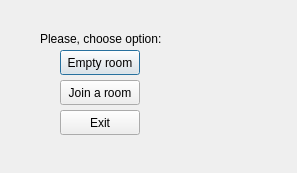
The window that sk2_klient/dialog.ui (mwilk9/sk2_projekt_vol2) describes before a commit, drawn with Qt 5.
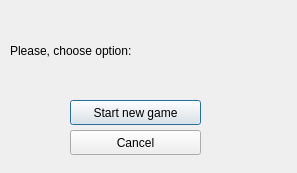
The same window after the commit.

What changed in the file:
```diff
--- a/sk2_klient/dialog.ui
+++ b/sk2_klient/dialog.ui
@@ -16,55 +16,42 @@
   <widget class="QPushButton" name="emptyRoomButton">
    <property name="geometry">
     <rect>
-     <x>60</x>
-     <y>50</y>
-     <width>80</width>
+     <x>70</x>
+     <y>100</y>
+     <width>131</width>
      <height>25</height>
     </rect>
    </property>
    <property name="text">
-    <string>Empty room</string>
+    <string>Start new game</string>
    </property>
   </widget>
   <widget class="QPushButton" name="notEmptyRoomButton">
    <property name="geometry">
     <rect>
-     <x>60</x>
-     <y>80</y>
-     <width>80</width>
+     <x>70</x>
+     <y>130</y>
+     <width>131</width>
      <height>25</height>
     </rect>
    </property>
    <property name="text">
-    <string>Join a room</string>
+    <string>Cancel</string>
    </property>
   </widget>
   <widget class="QLabel" name="label">
    <property name="geometry">
     <rect>
-     <x>40</x>
-     <y>30</y>
-     <width>131</width>
-     <height>17</height>
+     <x>10</x>
+     <y>40</y>
+     <width>221</width>
+     <height>21</height>
     </rect>
    </property>
    <property name="text">
     <string>Please, choose option:</string>
    </property>
   </widget>
-  <widget class="QPushButton" name="exitButton">
-   <property name="geometry">
-    <rect>
-     <x>60</x>
-     <y>110</y>
-     <width>80</width>
-     <height>25</height>
-    </rect>
-   </property>
-   <property name="text">
-    <string>Exit</string>
-   </property>
-  </widget>
  </widget>
  <resources/>
  <connections/>
```
Left out of the diff: 4 changed lines with no effect on the pictures.
